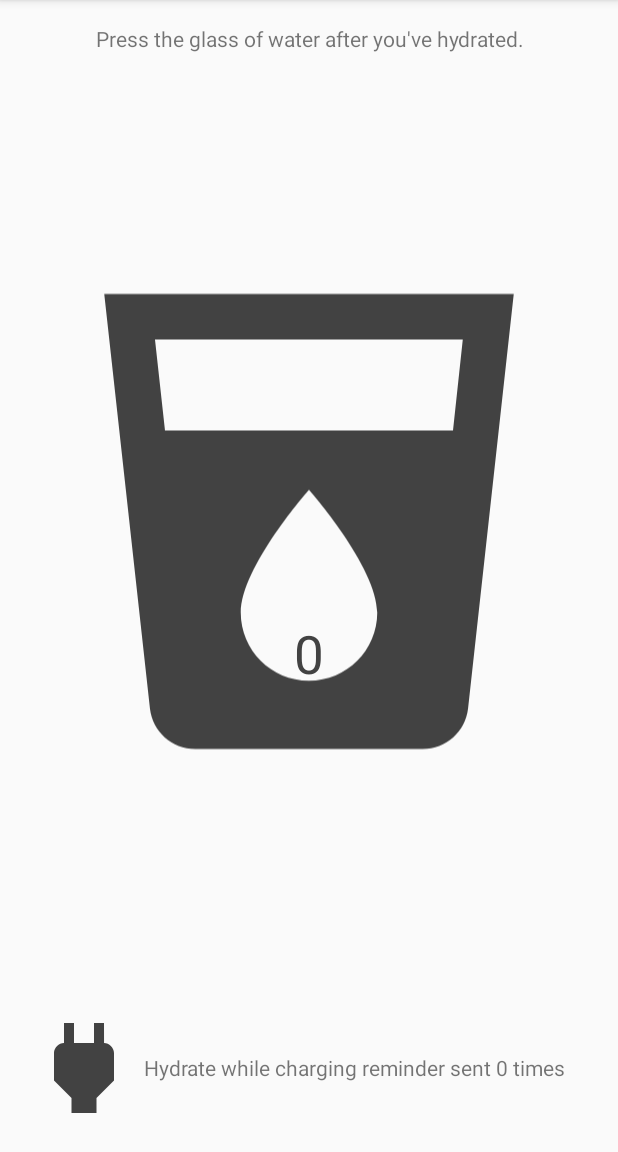
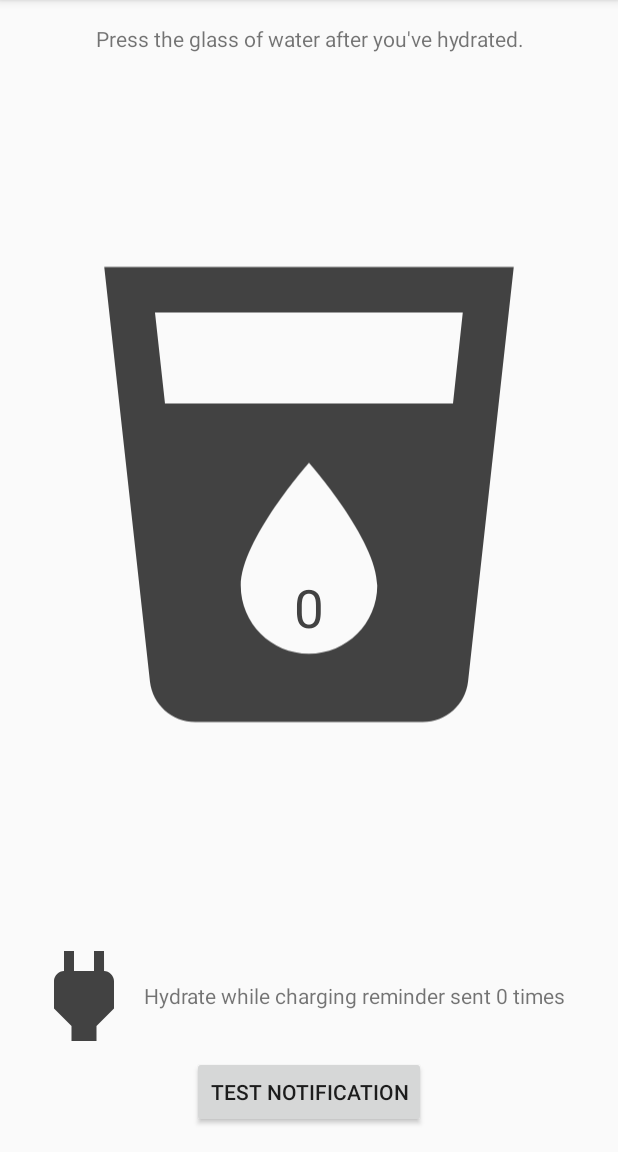
Before and after one commit to SergioKulyk/android-Background, an Android app: the screen it shows after launch (MainActivity), on a phone screen of 412 x 824 dp, the part 84-1236 px from its top. Run offline under Robolectric (Android 15) with nearby library versions, the phone set to English and light mode, and no system bars.

Commit message:
1.0 Add notification.

```diff
--- a/app/src/main/res/drawable/ic_local_drink_black_24px.xml
+++ b/app/src/main/res/drawable/ic_local_drink_black_24px.xml
@@ -9,7 +9,7 @@
         android:pathData="M0 0h24v24H0z" />
     <path
         android:fillColor="#000000"
-        android:pathData="M3 2l2.01 18.23C5.13 21.24 5.97 22 7 22h10c1.03 0 1.87-.77 1.99-1.77L21 2H3zm9
+        android:pathData="M3 2l2.01 18.23C5.13 21.23 5.97 22 7 22h10c1.03 0 1.87-.77 1.99-1.77L21 2H3zm9
 17c-1.66 0-3-1.34-3-3 0-2 3-5.4 3-5.4s3 3.4 3 5.4c0 1.66-1.34 3-3
 3zm6.33-11H5.67l-.44-4h13.53l-.43 4z" />
 </vector>
--- a/app/src/main/res/layout/activity_main.xml
+++ b/app/src/main/res/layout/activity_main.xml
@@ -25,9 +25,6 @@
             android:id="@+id/ib_water_increment"
             android:layout_width="match_parent"
             android:layout_height="match_parent"
-            android:layout_alignBottom="@+id/tv_charging_reminder_count"
-            android:layout_alignEnd="@+id/tv_charging_reminder_count"
-            android:layout_marginBottom="12dp"
             android:background="?attr/selectableItemBackgroundBorderless"
             android:contentDescription="@string/water_increment_content_desc"
             android:onClick="incrementWater"
@@ -88,4 +85,13 @@
             android:text="@string/default_charge_notification_count" />
 
     </RelativeLayout>
+
+    <!-- COMPLETED (14) Add a button for testing your notification with an onClick method called testNotification -->
+    <Button
+        android:layout_width="wrap_content"
+        android:layout_height="wrap_content"
+        android:layout_gravity="center"
+        android:onClick="testNotification"
+        android:text="Test Notification" />
+
 </LinearLayout>
--- a/app/src/main/res/values/strings.xml
+++ b/app/src/main/res/values/strings.xml
@@ -22,5 +22,6 @@
 
     <string name="charging_reminder_notification_title">Device Charging - Where\'s that water?</string>
     <string name="charging_reminder_notification_body">There\'s never a better time to drink water than when you know your phone is charging. Drink up!</string>
+    <string name="main_notification_channel_name">Primary</string>
 
 </resources>
```
Also changed, not shown: app/src/main/AndroidManifest.xml (+8 -2 lines), app/src/main/java/com/example/android/background/MainActivity.java (+8 -4 lines), app/src/main/java/com/example/android/background/sync/ReminderTasks.java (+21 -6 lines), app/src/main/java/com/example/android/background/sync/WaterReminderIntentService.java (+5 -5 lines), app/src/main/java/com/example/android/background/utilities/NotificationUtils.java (added, +137 -0 lines).
